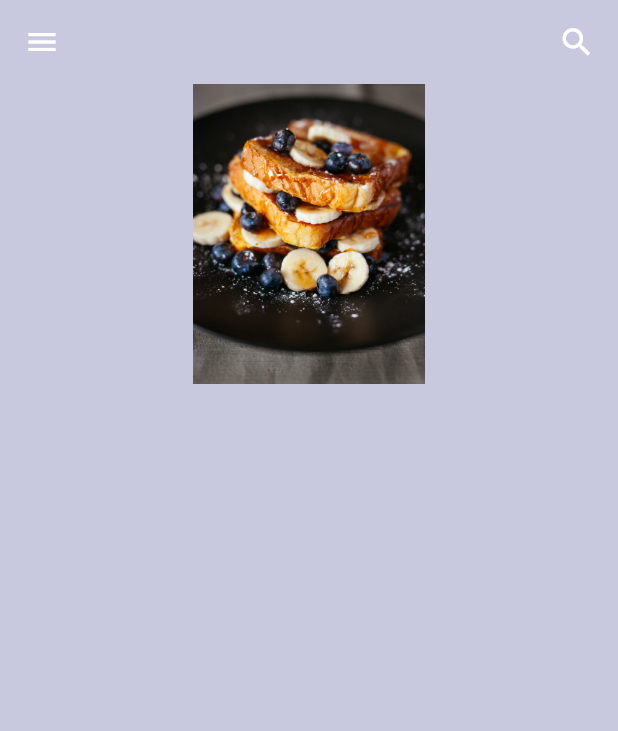
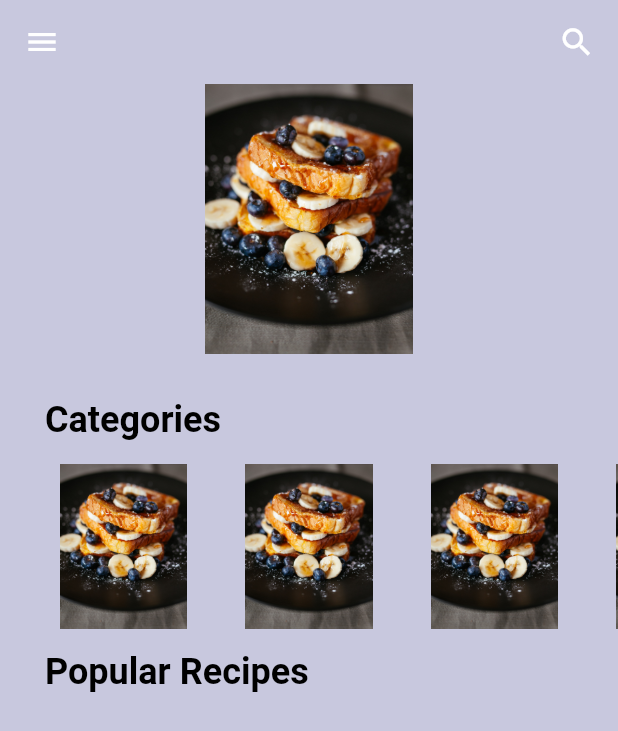
Before and after one commit to joselopes04/Recipes-4-All-APP, a Flutter app: the screen it shows after launch, on a phone screen of 412 x 824 dp. Shown: the top 731 px of the screen. Run offline on Flutter 3.47's test engine with Material 2 defaults, Android fonts, the phone set to English and light mode, and no system bars; our stand-ins replace flutter_swiper.

Commit message:
Category swipper Added a swiper for all categories

```diff
--- a/lib/src/pages/homePage.dart
+++ b/lib/src/pages/homePage.dart
@@ -1,8 +1,11 @@
+import 'package:Recipes_app/src/widgets/titles.dart';
 import 'package:Recipes_app/src/styles/styles.dart';
 import 'package:Recipes_app/src/widgets/appBar.dart';
-import 'package:Recipes_app/src/widgets/carrousel.dart';
+import 'package:Recipes_app/src/widgets/swiperRecents.dart';
 import 'package:Recipes_app/src/widgets/drawerMenu.dart';
 import 'package:flutter/material.dart';
+
+import '../widgets/swiperCategories.dart';
 
 class HomePage extends StatelessWidget {
 
@@ -19,7 +22,10 @@ class HomePage extends StatelessWidget {
                     [
                       Column(
                         children: <Widget>[
-                          carrousel()
+                          swiperRecents(),
+                          titles('Categories'),
+                          swiperCategory(),
+                          titles('Popular Recipes'),
                         ],
                       )
                     ]
--- a/lib/src/styles/styles.dart
+++ b/lib/src/styles/styles.dart
@@ -1,3 +1,12 @@
 import 'package:flutter/material.dart';
 
+//Colors
 final colorBG = Color.fromRGBO(200, 200, 222, 1.0);
+final colorTitle = Color.fromRGBO(0, 0, 0, 1.0);
+
+//Texts
+final titlesStyle = TextStyle(
+  fontWeight: FontWeight.bold,
+  color: colorTitle,
+  fontSize: 24.0
+);
--- /dev/null
+++ b/lib/src/widgets/swiperCategories.dart
@@ -0,0 +1,45 @@
+import 'package:flutter/material.dart';
+import 'package:flutter_swiper/flutter_swiper.dart';
+
+class swiperCategory extends StatelessWidget {
+  final controller = PageController(
+      initialPage: 1,
+      viewportFraction: 0.3
+  );
+
+  @override
+  Widget build(BuildContext context){
+    return Container(
+      margin: const EdgeInsets.symmetric(vertical: 15.0),
+      height: 110.0,
+      child: Swiper(
+        itemBuilder: (BuildContext context, int index){
+          return PageView(
+            controller: controller,
+            children: <Widget> [
+              _cardCategory(),
+              _cardCategory(),
+              _cardCategory(),
+              _cardCategory(),
+              _cardCategory(),
+            ],
+          );
+        },
+        itemCount: 5,
+        layout: SwiperLayout.DEFAULT,
+      ),
+    );
+  }
+  Widget _cardCategory(){
+    return GestureDetector(
+      onTap: (){
+        print('object');
+      },
+      child: Container(
+        child: Image(
+          image: AssetImage('assets/images/carouselFood1.jpg'),
+        ),
+      ),
+    );
+  }
+}
--- a/lib/src/widgets/carrousel.dart
+++ b/lib/src/widgets/swiperRecents.dart
@@ -1,31 +1,35 @@
 import 'package:flutter/material.dart';
 import 'package:flutter_swiper/flutter_swiper.dart';
 
-class carrousel extends StatelessWidget {
+class swiperRecents extends StatelessWidget {
   final controller = PageController(
-    initialPage:1,
+    initialPage:0,
     viewportFraction: 1
   );
 
   @override
   Widget build(BuildContext context){
     return Container(
-      height: 200.0,
+      margin: const EdgeInsets.only(bottom: 30),
+      height: 180.0,
       child: Swiper(
         itemBuilder: (BuildContext context, int index){
           return PageView(
             controller: controller,
             children: <Widget> [
-              _card()
+              _cardRecents(),
+              _cardRecents(),
+              _cardRecents(),
+              _cardRecents()
             ],
           );
         },
-        itemCount: 2,
+        itemCount: 3,
         layout: SwiperLayout.DEFAULT,
       ),
     );
   }
-  Widget _card(){
+  Widget _cardRecents(){
     return Container(
       alignment: AlignmentDirectional.center,
       child: Image(
--- /dev/null
+++ b/lib/src/widgets/titles.dart
@@ -0,0 +1,10 @@
+import 'package:flutter/material.dart';
+import '../styles/styles.dart';
+
+Widget titles(String title) {
+  return Container(
+      alignment: AlignmentDirectional.topStart,
+      margin: EdgeInsets.only(left: 30.0),
+      child: Text(title, style: titlesStyle, )
+  );
+}
```
Also changed, not shown: assets/fonts/EduNSWACTFoundation-VariableFont_wght.ttf (deleted), assets/fonts/static/EduNSWACTFoundation-Bold.ttf (deleted), assets/fonts/static/EduNSWACTFoundation-Medium.ttf (deleted), assets/fonts/static/EduNSWACTFoundation-Regular.ttf (deleted), assets/fonts/static/EduNSWACTFoundation-SemiBold.ttf (deleted).
